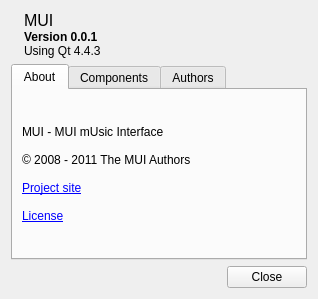
Before: the Qt Designer form src/MUI/ui/about.ui in kvrohit/muiplayer, drawn with Qt 5.
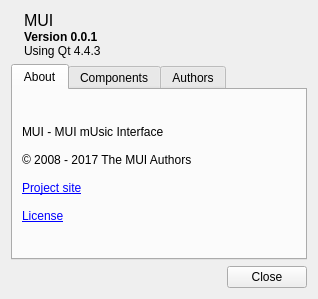
After: the same form once the commit is applied. Icons and pictures are not drawn.

```diff
--- a/src/MUI/ui/about.ui
+++ b/src/MUI/ui/about.ui
@@ -119,14 +119,14 @@
           <string>&lt;!DOCTYPE HTML PUBLIC &quot;-//W3C//DTD HTML 4.0//EN&quot; &quot;http://www.w3.org/TR/REC-html40/strict.dtd&quot;&gt;
 &lt;html&gt;&lt;head&gt;&lt;meta name=&quot;qrichtext&quot; content=&quot;1&quot; /&gt;&lt;style type=&quot;text/css&quot;&gt;
 p, li { white-space: pre-wrap; }
-&lt;/style&gt;&lt;/head&gt;&lt;body style=&quot; font-family:'MS Shell Dlg 2'; font-size:8.25pt; font-weight:400; font-style:normal;&quot;&gt;
+&lt;/style&gt;&lt;/head&gt;&lt;body style=&quot; font-family:'Ubuntu'; font-size:10pt; font-weight:400; font-style:normal;&quot;&gt;
 &lt;p style=&quot; margin-top:0px; margin-bottom:0px; margin-left:0px; margin-right:0px; -qt-block-indent:0; text-indent:0px;&quot;&gt;&lt;span style=&quot; font-family:'DejaVu Sans'; font-size:9pt;&quot;&gt;MUI - MUI mUsic Interface&lt;/span&gt;&lt;/p&gt;
-&lt;p style=&quot;-qt-paragraph-type:empty; margin-top:0px; margin-bottom:0px; margin-left:0px; margin-right:0px; -qt-block-indent:0; text-indent:0px; font-family:'DejaVu Sans'; font-size:9pt;&quot;&gt;&lt;/p&gt;
-&lt;p style=&quot; margin-top:0px; margin-bottom:0px; margin-left:0px; margin-right:0px; -qt-block-indent:0; text-indent:0px;&quot;&gt;&lt;span style=&quot; font-family:'DejaVu Sans'; font-size:9pt;&quot;&gt;© 2008 - 2011 The MUI Authors&lt;/span&gt;&lt;/p&gt;
-&lt;p style=&quot;-qt-paragraph-type:empty; margin-top:0px; margin-bottom:0px; margin-left:0px; margin-right:0px; -qt-block-indent:0; text-indent:0px; font-family:'DejaVu Sans'; font-size:9pt;&quot;&gt;&lt;/p&gt;
-&lt;p style=&quot; margin-top:0px; margin-bottom:0px; margin-left:0px; margin-right:0px; -qt-block-indent:0; text-indent:0px;&quot;&gt;&lt;a href=&quot;http://code.google.com/p/muiplayer&quot;&gt;&lt;span style=&quot; font-size:9pt; text-decoration: underline; color:#0000ff;&quot;&gt;Project site&lt;/span&gt;&lt;/a&gt;&lt;/p&gt;
-&lt;p style=&quot;-qt-paragraph-type:empty; margin-top:0px; margin-bottom:0px; margin-left:0px; margin-right:0px; -qt-block-indent:0; text-indent:0px; font-size:9pt; text-decoration: underline; color:#0000ff;&quot;&gt;&lt;/p&gt;
-&lt;p style=&quot; margin-top:0px; margin-bottom:0px; margin-left:0px; margin-right:0px; -qt-block-indent:0; text-indent:0px;&quot;&gt;&lt;a href=&quot;http://www.gnu.org/licenses/lgpl.html&quot;&gt;&lt;span style=&quot; font-size:9pt; text-decoration: underline; color:#0000ff;&quot;&gt;License&lt;/span&gt;&lt;/a&gt;&lt;/p&gt;&lt;/body&gt;&lt;/html&gt;</string>
+&lt;p style=&quot;-qt-paragraph-type:empty; margin-top:0px; margin-bottom:0px; margin-left:0px; margin-right:0px; -qt-block-indent:0; text-indent:0px; font-family:'DejaVu Sans'; font-size:9pt;&quot;&gt;&lt;br /&gt;&lt;/p&gt;
+&lt;p style=&quot; margin-top:0px; margin-bottom:0px; margin-left:0px; margin-right:0px; -qt-block-indent:0; text-indent:0px;&quot;&gt;&lt;span style=&quot; font-family:'DejaVu Sans'; font-size:9pt;&quot;&gt;© 2008 - 2017 The MUI Authors&lt;/span&gt;&lt;/p&gt;
+&lt;p style=&quot;-qt-paragraph-type:empty; margin-top:0px; margin-bottom:0px; margin-left:0px; margin-right:0px; -qt-block-indent:0; text-indent:0px; font-family:'DejaVu Sans'; font-size:9pt;&quot;&gt;&lt;br /&gt;&lt;/p&gt;
+&lt;p style=&quot; margin-top:0px; margin-bottom:0px; margin-left:0px; margin-right:0px; -qt-block-indent:0; text-indent:0px;&quot;&gt;&lt;a href=&quot;http://code.google.com/p/muiplayer&quot;&gt;&lt;span style=&quot; font-family:'MS Shell Dlg 2'; font-size:9pt; text-decoration: underline; color:#0000ff;&quot;&gt;Project site&lt;/span&gt;&lt;/a&gt;&lt;/p&gt;
+&lt;p style=&quot;-qt-paragraph-type:empty; margin-top:0px; margin-bottom:0px; margin-left:0px; margin-right:0px; -qt-block-indent:0; text-indent:0px; font-family:'MS Shell Dlg 2'; font-size:9pt; text-decoration: underline; color:#0000ff;&quot;&gt;&lt;br /&gt;&lt;/p&gt;
+&lt;p style=&quot; margin-top:0px; margin-bottom:0px; margin-left:0px; margin-right:0px; -qt-block-indent:0; text-indent:0px;&quot;&gt;&lt;a href=&quot;http://www.gnu.org/licenses/lgpl.html&quot;&gt;&lt;span style=&quot; font-family:'MS Shell Dlg 2'; font-size:9pt; text-decoration: underline; color:#0000ff;&quot;&gt;License&lt;/span&gt;&lt;/a&gt;&lt;/p&gt;&lt;/body&gt;&lt;/html&gt;</string>
          </property>
          <property name="openExternalLinks">
           <bool>true</bool>
```
Left out of the diff: 2 changed lines with no effect on the pictures.
